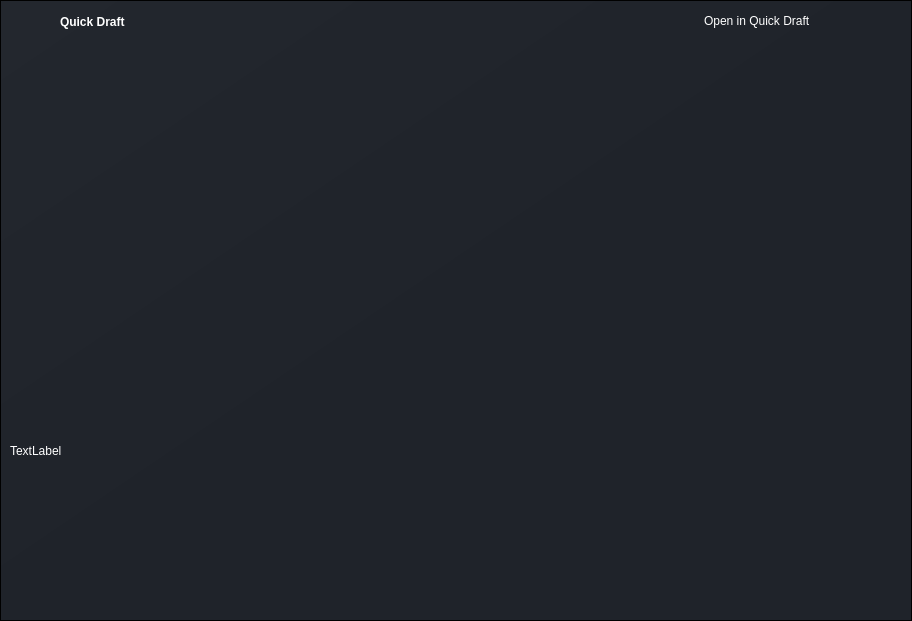
elian-olbz/mlbb-drafting-and-simulation-tools, file ui/pages/quick_draft.ui: the form before one commit.
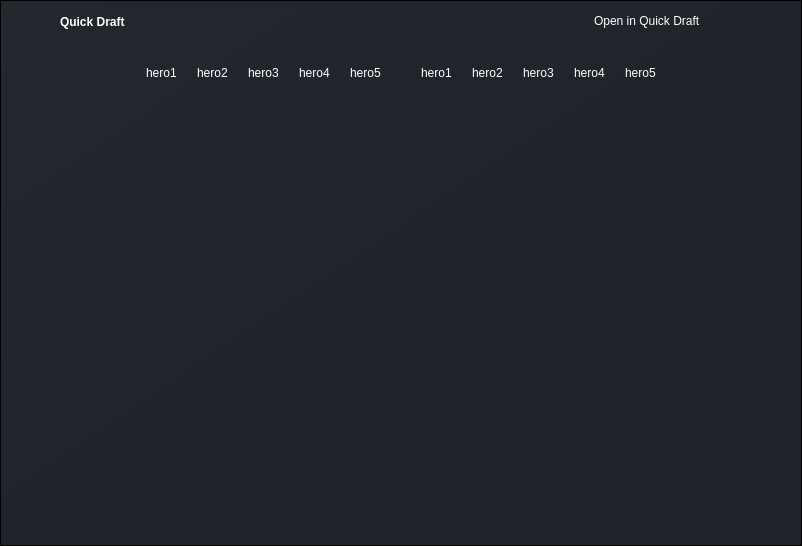
The form after the commit. Icons and pictures are not drawn.

```diff
--- a/ui/pages/quick_draft.ui
+++ b/ui/pages/quick_draft.ui
@@ -6,8 +6,8 @@
    <rect>
     <x>0</x>
     <y>0</y>
-    <width>912</width>
-    <height>621</height>
+    <width>802</width>
+    <height>546</height>
    </rect>
   </property>
   <property name="windowTitle">
@@ -88,7 +88,7 @@
          <property name="frameShadow">
           <enum>QFrame::Raised</enum>
          </property>
-         <layout class="QVBoxLayout" name="verticalLayout_3">
+         <layout class="QVBoxLayout" name="verticalLayout_4">
           <property name="spacing">
            <number>0</number>
           </property>
@@ -424,12 +424,267 @@
             <property name="frameShadow">
              <enum>QFrame::Raised</enum>
             </property>
-            <layout class="QVBoxLayout" name="verticalLayout_4">
+            <layout class="QVBoxLayout" name="verticalLayout_3">
+             <property name="spacing">
+              <number>0</number>
+             </property>
+             <property name="leftMargin">
+              <number>0</number>
+             </property>
+             <property name="topMargin">
+              <number>0</number>
+             </property>
+             <property name="rightMargin">
+              <number>0</number>
+             </property>
+             <property name="bottomMargin">
+              <number>0</number>
+             </property>
+             <item alignment="Qt::AlignHCenter|Qt::AlignTop">
+              <widget class="QFrame" name="hero_frame">
+               <property name="frameShape">
+                <enum>QFrame::StyledPanel</enum>
+               </property>
+               <property name="frameShadow">
+                <enum>QFrame::Raised</enum>
+               </property>
+               <layout class="QHBoxLayout" name="horizontalLayout_5">
+                <property name="spacing">
+                 <number>20</number>
+                </property>
+                <property name="leftMargin">
+                 <number>0</number>
+                </property>
+                <property name="topMargin">
+                 <number>0</number>
+                </property>
+                <property name="rightMargin">
+                 <number>0</number>
+                </property>
+                <property name="bottomMargin">
+                 <number>0</number>
+                </property>
+                <item>
+                 <widget class="QFrame" name="blue_hero_frame">
+                  <property name="frameShape">
+                   <enum>QFrame::StyledPanel</enum>
+                  </property>
+                  <property name="frameShadow">
+                   <enum>QFrame::Raised</enum>
+                  </property>
+                  <layout class="QHBoxLayout" name="horizontalLayout_2">
+                   <property name="spacing">
+                    <number>0</number>
+                   </property>
+                   <property name="leftMargin">
+                    <number>0</number>
+                   </property>
+                   <property name="topMargin">
+                    <number>0</number>
+                   </property>
+                   <property name="rightMargin">
+                    <number>0</number>
+                   </property>
+                   <property name="bottomMargin">
+                    <number>0</number>
+                   </property>
+                   <item>
+                    <widget class="QPushButton" name="blue_hero1">
+                     <property name="text">
+                      <string>hero1</string>
+                     </property>
+                    </widget>
+                   </item>
+                   <item>
+                    <widget class="QPushButton" name="blue_hero2">
+                     <property name="text">
+                      <string>hero2</string>
+                     </property>
+                    </widget>
+                   </item>
+                   <item>
+                    <widget class="QPushButton" name="blue_hero3">
+                     <property name="text">
+                      <string>hero3</string>
+                     </property>
+                    </widget>
+                   </item>
+                   <item>
+                    <widget class="QPushButton" name="blue_hero4">
+                     <property name="text">
+                      <string>hero4</string>
+                     </property>
+                    </widget>
+                   </item>
+                   <item>
+                    <widget class="QPushButton" name="blue_hero5">
+                     <property name="text">
+                      <string>hero5</string>
+                     </property>
+                    </widget>
+                   </item>
+                  </layout>
+                 </widget>
+                </item>
+                <item>
+                 <widget class="QFrame" name="red_hero_frame">
+                  <property name="frameShape">
+                   <enum>QFrame::StyledPanel</enum>
+                  </property>
+                  <property name="frameShadow">
+                   <enum>QFrame::Raised</enum>
+                  </property>
+                  <layout class="QHBoxLayout" name="horizontalLayout_4">
+                   <property name="spacing">
+                    <number>0</number>
+                   </property>
+                   <property name="leftMargin">
+                    <number>0</number>
+                   </property>
+                   <property name="topMargin">
+                    <number>0</number>
+                   </property>
+                   <property name="rightMargin">
+                    <number>0</number>
+                   </property>
+                   <property name="bottomMargin">
+                    <number>0</number>
+                   </property>
+                   <item>
+                    <widget class="QPushButton" name="red_hero1">
+                     <property name="text">
+                      <string>hero1</string>
+                     </property>
+                    </widget>
+                   </item>
+                   <item>
+                    <widget class="QPushButton" name="red_hero2">
+                     <property name="text">
+                      <string>hero2</string>
+                     </property>
+                    </widget>
+                   </item>
+                   <item>
+                    <widget class="QPushButton" name="red_hero3">
+                     <property name="text">
+                      <string>hero3</string>
+                     </property>
+                    </widget>
+                   </item>
+                   <item>
+                    <widget class="QPushButton" name="red_hero4">
+                     <property name="text">
+                      <string>hero4</string>
+                     </property>
+                    </widget>
+                   </item>
+                   <item>
+                    <widget class="QPushButton" name="red_hero5">
+                     <property name="text">
+                      <string>hero5</string>
+                     </property>
+                    </widget>
+                   </item>
+                  </layout>
+                 </widget>
+                </item>
+               </layout>
+              </widget>
+             </item>
              <item>
-              <widget class="QLabel" name="label_2">
-               <property name="text">
-                <string>TextLabel</string>
+              <widget class="QFrame" name="team_stats_frame">
+               <property name="minimumSize">
+                <size>
+                 <width>0</width>
+                 <height>220</height>
+                </size>
                </property>
+               <property name="frameShape">
+                <enum>QFrame::StyledPanel</enum>
+               </property>
+               <property name="frameShadow">
+                <enum>QFrame::Raised</enum>
+               </property>
+               <layout class="QHBoxLayout" name="horizontalLayout_7">
+                <item>
+                 <widget class="QFrame" name="blue_team_stats_frame">
+                  <property name="frameShape">
+                   <enum>QFrame::StyledPanel</enum>
+                  </property>
+                  <property name="frameShadow">
+                   <enum>QFrame::Raised</enum>
+                  </property>
+                 </widget>
+                </item>
+                <item>
+                 <widget class="QFrame" name="blue_red_stats_frame">
+                  <property name="frameShape">
+                   <enum>QFrame::StyledPanel</enum>
+                  </property>
+                  <property name="frameShadow">
+                   <enum>QFrame::Raised</enum>
+                  </property>
+                 </widget>
+                </item>
+                <item>
+                 <widget class="QFrame" name="red_team_stats_frame">
+                  <property name="frameShape">
+                   <enum>QFrame::StyledPanel</enum>
+                  </property>
+                  <property name="frameShadow">
+                   <enum>QFrame::Raised</enum>
+                  </property>
+                 </widget>
+                </item>
+               </layout>
+              </widget>
+             </item>
+             <item>
+              <widget class="QFrame" name="indiv_stats_frame">
+               <property name="minimumSize">
+                <size>
+                 <width>0</width>
+                 <height>220</height>
+                </size>
+               </property>
+               <property name="frameShape">
+                <enum>QFrame::StyledPanel</enum>
+               </property>
+               <property name="frameShadow">
+                <enum>QFrame::Raised</enum>
+               </property>
+               <layout class="QHBoxLayout" name="horizontalLayout_6">
+                <item>
+                 <widget class="QFrame" name="head_to_head_stats_frame">
+                  <property name="frameShape">
+                   <enum>QFrame::StyledPanel</enum>
+                  </property>
+                  <property name="frameShadow">
+                   <enum>QFrame::Raised</enum>
+                  </property>
+                 </widget>
+                </item>
+                <item>
+                 <widget class="QFrame" name="hero_stats_frame">
+                  <property name="frameShape">
+                   <enum>QFrame::StyledPanel</enum>
+                  </property>
+                  <property name="frameShadow">
+                   <enum>QFrame::Raised</enum>
+                  </property>
+                 </widget>
+                </item>
+                <item>
+                 <widget class="QFrame" name="hero_winrate_frame">
+                  <property name="frameShape">
+                   <enum>QFrame::StyledPanel</enum>
+                  </property>
+                  <property name="frameShadow">
+                   <enum>QFrame::Raised</enum>
+                  </property>
+                 </widget>
+                </item>
+               </layout>
               </widget>
              </item>
             </layout>
```
